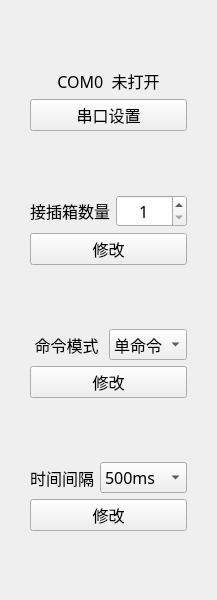
The window that IDC_TestSystem/SI-BusBar/bus_toolbox/bus_settingtoolwid.ui (ChinaClever/IDC_TestSystem) describes before a commit, drawn with Qt 5.
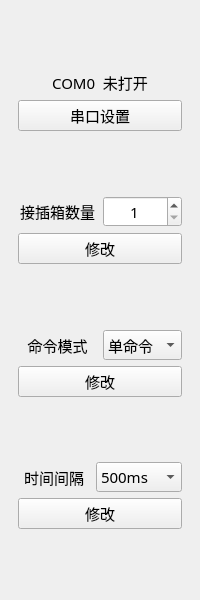
The same window after the commit.

The edit to the form file:
```diff
--- a/IDC_TestSystem/SI-BusBar/bus_toolbox/bus_settingtoolwid.ui
+++ b/IDC_TestSystem/SI-BusBar/bus_toolbox/bus_settingtoolwid.ui
@@ -13,7 +13,7 @@
   <property name="font">
    <font>
     <family>微软雅黑</family>
-    <pointsize>12</pointsize>
+    <pointsize>11</pointsize>
    </font>
   </property>
   <property name="windowTitle">
@@ -21,10 +21,10 @@
   </property>
   <layout class="QVBoxLayout" name="verticalLayout">
    <property name="leftMargin">
-    <number>30</number>
+    <number>18</number>
    </property>
    <property name="rightMargin">
-    <number>30</number>
+    <number>18</number>
    </property>
    <item>
     <spacer name="verticalSpacer_5">
```
